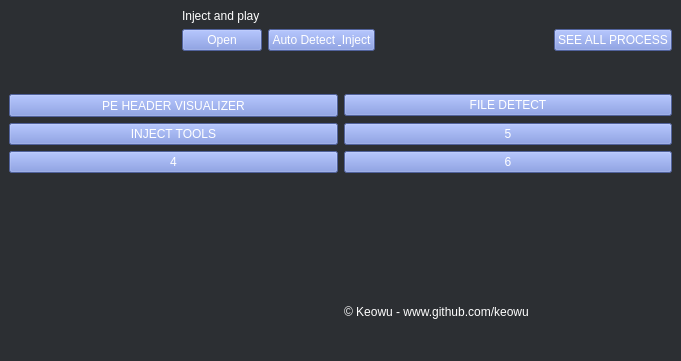
keowu/hakudetector, file mainwindow.ui: the form before one commit.
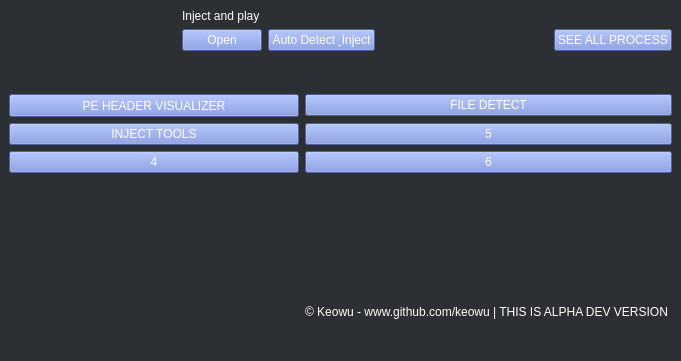
The form after the commit.

Diff of the .ui file:
```diff
--- a/mainwindow.ui
+++ b/mainwindow.ui
@@ -216,7 +216,7 @@
     <item row="8" column="1">
      <widget class="QLabel" name="label_2">
       <property name="text">
-       <string>© Keowu - www.github.com/keowu</string>
+       <string>© Keowu - www.github.com/keowu | THIS IS ALPHA DEV VERSION </string>
       </property>
      </widget>
     </item>
```
Left out of the diff: 2 changed lines with no effect on the pictures.
